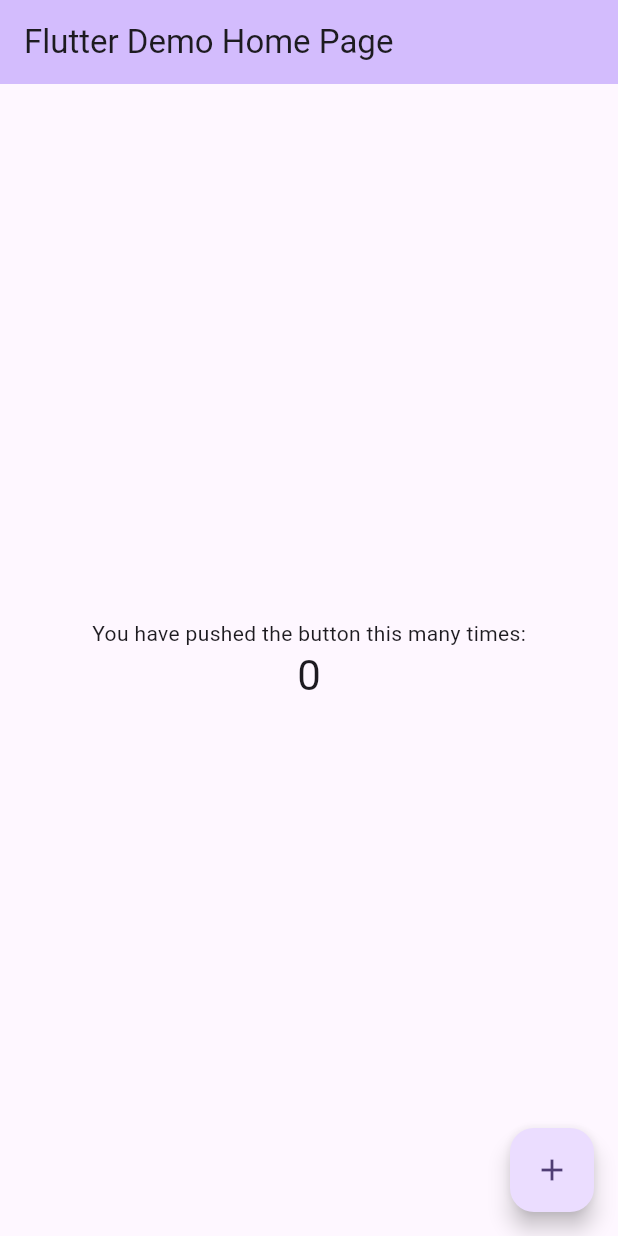
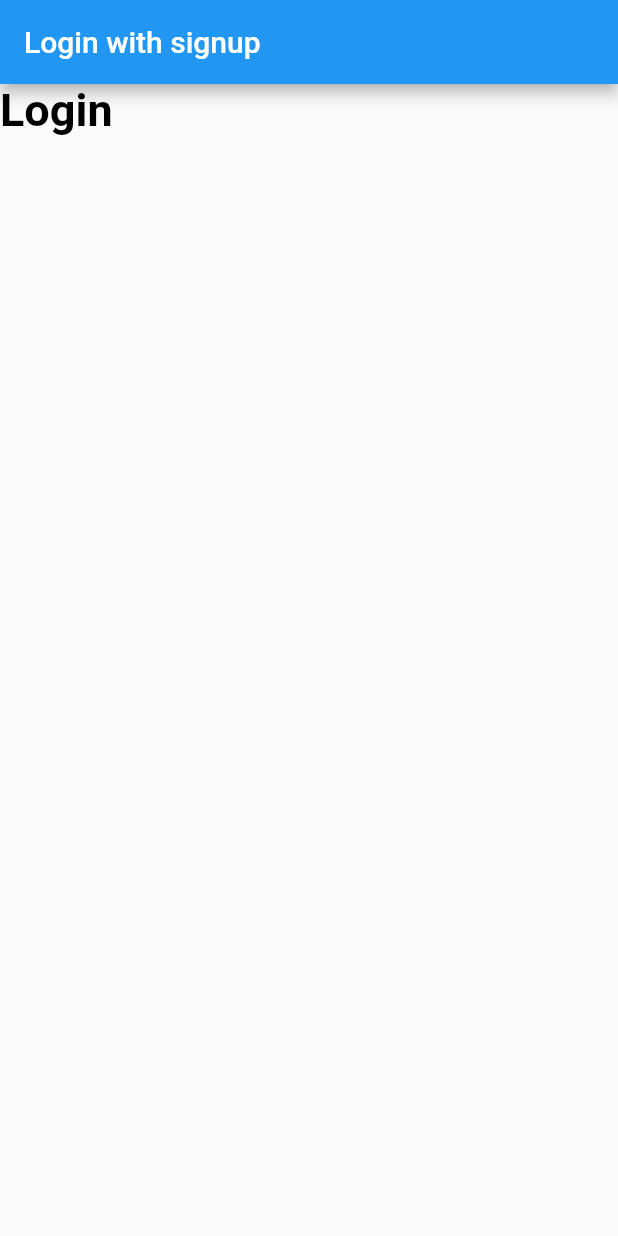
Before and after one commit to bibek-in-github/flutter-loginForm, a Flutter app: the screen it shows after launch, on a phone screen of 412 x 824 dp. Run offline on Flutter 3.47's test engine with Material 2 defaults, Android fonts, the phone set to English and light mode, and no system bars.

Commit message:
added initial screens

```diff
--- /dev/null
+++ b/lib/Screens/loginform.dart
@@ -0,0 +1,32 @@
+import 'package:flutter/material.dart';
+
+class LoginForm extends StatelessWidget {
+  const LoginForm({super.key});
+
+  @override
+  Widget build(BuildContext context) {
+    return Scaffold(
+      appBar: AppBar(
+        title: Text('Login with signup'),
+      ),
+      body: SingleChildScrollView(
+        scrollDirection: Axis.vertical,
+        child: Container(
+          child: Column(
+            mainAxisAlignment: MainAxisAlignment.center,
+            children: [
+              Text(
+                'Login',
+                style: TextStyle(
+                  fontWeight: FontWeight.bold,
+                  color: Colors.black,
+                  fontSize: 30.0,
+                ),
+              ),
+            ],
+          ),
+        ),
+      ),
+    );
+  }
+}
--- a/lib/main.dart
+++ b/lib/main.dart
@@ -1,4 +1,5 @@
 import 'package:flutter/material.dart';
+import 'package:login_form/Screens/loginform.dart';
 
 void main() {
   runApp(const MyApp());
@@ -11,115 +12,8 @@ class MyApp extends StatelessWidget {
   @override
   Widget build(BuildContext context) {
     return MaterialApp(
-      title: 'Flutter Demo',
-      theme: ThemeData(
-        // This is the theme of your application.
-        //
-        // TRY THIS: Try running your application with "flutter run". You'll see
-        // the application has a blue toolbar. Then, without quitting the app,
-        // try changing the seedColor in the colorScheme below to Colors.green
-        // and then invoke "hot reload" (save your changes or press the "hot
-        // reload" button in a Flutter-supported IDE, or press "r" if you used
-        // the command line to start the app).
-        //
-        // Notice that the counter didn't reset back to zero; the application
-        // state is not lost during the reload. To reset the state, use hot
-        // restart instead.
-        //
-        // This works for code too, not just values: Most code changes can be
-        // tested with just a hot reload.
-        colorScheme: ColorScheme.fromSeed(seedColor: Colors.deepPurple),
-        useMaterial3: true,
-      ),
-      home: const MyHomePage(title: 'Flutter Demo Home Page'),
+      debugShowCheckedModeBanner: false,
+      home: LoginForm(),
     );
   }
 }
-
-class MyHomePage extends StatefulWidget {
-  const MyHomePage({super.key, required this.title});
-
-  // This widget is the home page of your application. It is stateful, meaning
-  // that it has a State object (defined below) that contains fields that affect
-  // how it looks.
-
-  // This class is the configuration for the state. It holds the values (in this
-  // case the title) provided by the parent (in this case the App widget) and
-  // used by the build method of the State. Fields in a Widget subclass are
-  // always marked "final".
-
-  final String title;
-
-  @override
-  State<MyHomePage> createState() => _MyHomePageState();
-}
-
-class _MyHomePageState extends State<MyHomePage> {
-  int _counter = 0;
-
-  void _incrementCounter() {
-    setState(() {
-      // This call to setState tells the Flutter framework that something has
-      // changed in this State, which causes it to rerun the build method below
-      // so that the display can reflect the updated values. If we changed
-      // _counter without calling setState(), then the build method would not be
-      // called again, and so nothing would appear to happen.
-      _counter++;
-    });
-  }
-
-  @override
-  Widget build(BuildContext context) {
-    // This method is rerun every time setState is called, for instance as done
-    // by the _incrementCounter method above.
-    //
-    // The Flutter framework has been optimized to make rerunning build methods
-    // fast, so that you can just rebuild anything that needs updating rather
-    // than having to individually change instances of widgets.
-    return Scaffold(
-      appBar: AppBar(
-        // TRY THIS: Try changing the color here to a specific color (to
-        // Colors.amber, perhaps?) and trigger a hot reload to see the AppBar
-        // change color while the other colors stay the same.
-        backgroundColor: Theme.of(context).colorScheme.inversePrimary,
-        // Here we take the value from the MyHomePage object that was created by
-        // the App.build method, and use it to set our appbar title.
-        title: Text(widget.title),
-      ),
-      body: Center(
-        // Center is a layout widget. It takes a single child and positions it
-        // in the middle of the parent.
-        child: Column(
-          // Column is also a layout widget. It takes a list of children and
-          // arranges them vertically. By default, it sizes itself to fit its
-          // children horizontally, and tries to be as tall as its parent.
-          //
-          // Column has various properties to control how it sizes itself and
-          // how it positions its children. Here we use mainAxisAlignment to
-          // center the children vertically; the main axis here is the vertical
-          // axis because Columns are vertical (the cross axis would be
-          // horizontal).
-          //
-          // TRY THIS: Invoke "debug painting" (choose the "Toggle Debug Paint"
-          // action in the IDE, or press "p" in the console), to see the
-          // wireframe for each widget.
-          mainAxisAlignment: MainAxisAlignment.center,
-          children: <Widget>[
-            const Text(
-              'You have pushed the button this many times:',
-            ),
-            Text(
-              '$_counter',
-              style: Theme.of(context).textTheme.headlineMedium,
-            ),
-          ],
-        ),
-      ),
-      floatingActionButton: FloatingActionButton(
-        onPressed: _incrementCounter,
-        tooltip: 'Increment',
-        child: const Icon(Icons.add),
-      ), // This trailing comma makes auto-formatting nicer for build methods.
-    );
-  }
-}
```
